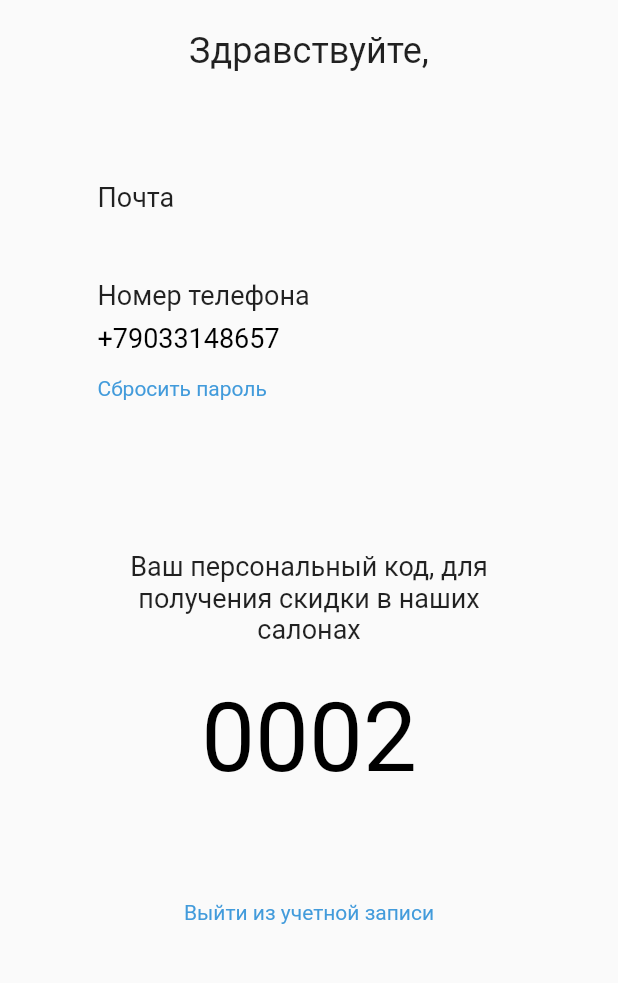
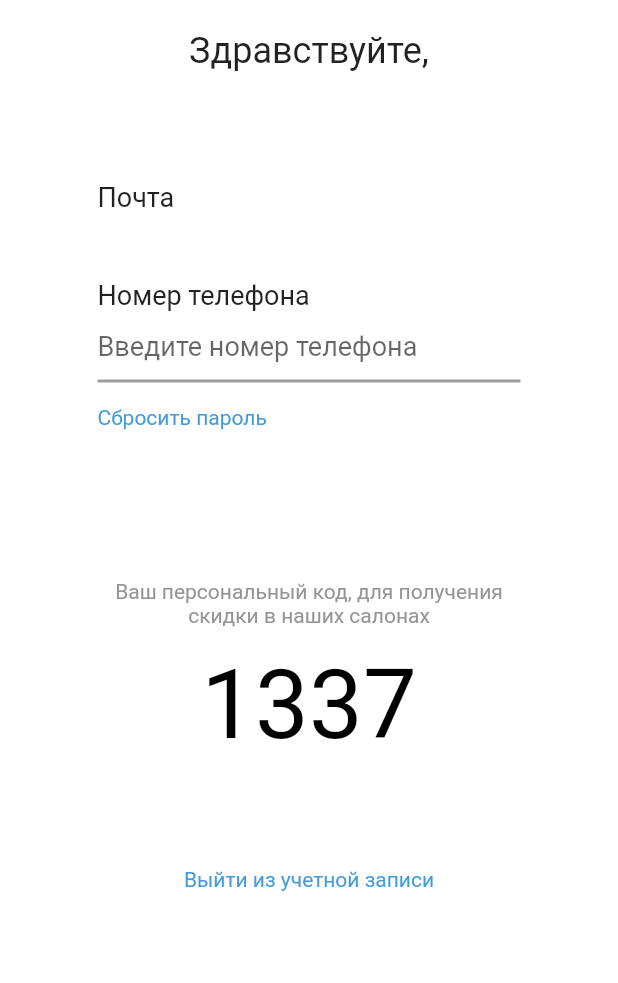
Before and after one commit to zZyzo/exq, a Flutter app: the PersonalArea screen opened directly, on a phone screen of 412 x 824 dp, the part 84-1067 px from its top. Run offline on Flutter 3.47's test engine with Material 2 defaults, Android fonts, the phone set to English and light mode, and no system bars; our stand-ins replace cloud_firestore, firebase_auth, firebase_core, firebase_database, fluttertoast, google_fonts; missing offline and left inert: cloud_firestore_web, firebase_auth_web, firebase_core_web; accounts and stored records are empty.

Commit message:
Update personal_area.dart

```diff
--- a/lib/screens/personal_area.dart
+++ b/lib/screens/personal_area.dart
@@ -1,4 +1,6 @@
+import 'package:exquisite/consts/consts.dart';
 import 'package:exquisite/main.dart';
+import 'package:exquisite/services/auth.dart';
 import 'package:firebase_auth/firebase_auth.dart';
 import 'package:flutter/cupertino.dart';
 import "package:flutter/material.dart";
@@ -16,8 +18,10 @@ class PersonalArea extends StatefulWidget {
 class _PersonalAreaState extends State<PersonalArea> {
   @override
   Widget build(BuildContext context) {
-    final User user = Provider.of<User>(context);
-    var _userok = user.email;
+    TextEditingController textController = TextEditingController();
+    String pname = currentName(context);
+    String pemail = currentEmail(context);
+    AuthService _a = AuthService();
     return Scaffold(
       appBar: AppBar(
         centerTitle: true,
@@ -32,6 +36,8 @@ class _PersonalAreaState extends State<PersonalArea> {
           ),
         ],
       ),
+      resizeToAvoidBottomInset: false,
+      backgroundColor: Colors.white,
       body: SizedBox.expand(
         child: Container(
           margin: EdgeInsets.only(left:65, right: 65),
@@ -39,30 +45,53 @@ class _PersonalAreaState extends State<PersonalArea> {
             crossAxisAlignment: CrossAxisAlignment.stretch,
             children: <Widget>[
               Padding(padding: EdgeInsets.only(top: 20, bottom: 45),
-                child: Text('Здравствуйте, \n $_userok', textAlign: TextAlign.center, style: TextStyle(fontSize: 24),),
+                child: Text('Здравствуйте, \n $pname', textAlign: TextAlign.center, style: TextStyle(fontSize: 24),),
               ),
               Text('Почта', textAlign: TextAlign.left, style: TextStyle(fontSize: 18),),
               SizedBox(height: 8),
-              Text('$_userok', textAlign: TextAlign.left, style: TextStyle(fontSize: 18, color: Colors.black),),
+              Text('$pemail', textAlign: TextAlign.left, style: TextStyle(fontSize: 18, color: Colors.black),),
               SizedBox(height: 15),
               Text('Номер телефона', textAlign: TextAlign.left, style: TextStyle(fontSize: 18),),
-              SizedBox(height: 8),
-              Text('+79033148657', textAlign: TextAlign.left, style: TextStyle(fontSize: 18, color: Colors.black),),
+              //SizedBox(height: 0),
+              TextField(
+                keyboardType: TextInputType.phone,
+                focusNode: FocusNode(),
+                decoration: InputDecoration(
+                  focusedBorder: UnderlineInputBorder(
+                    borderSide: BorderSide(color: Colors.black, width: 2.0),
+                  ),
+                  enabledBorder: UnderlineInputBorder(
+                    borderSide: BorderSide(color: Colors.grey, width: 2.0),
+                  ),
+                  hintText: 'Введите номер телефона',
+                ),
+                controller: textController,
+                style: TextStyle(fontSize: 18, color: Colors.black),
+              ),
+              //Text('+79033148657', textAlign: TextAlign.left, style: TextStyle(fontSize: 18, color: Colors.black),),
               SizedBox(height: 15),
               GestureDetector(
                 child: Text("Сбросить пароль",
                     style: TextStyle(
-                      fontSize: 14, color: Color(0xFF429BDB))),
+                        fontSize: 14, color: uBlue)),
+
               ),
               SizedBox(height: 100),
-              Text('Ваш персональный код, для получения скидки в наших салонах', textAlign: TextAlign.center, style: TextStyle(fontSize: 18),),
-              SizedBox(height: 25),
-              Text('0002', textAlign: TextAlign.center, style: TextStyle(fontSize: 64, color: Colors.black),),
+              Text('Ваш персональный код, для получения скидки в наших салонах', textAlign: TextAlign.center, style:
+                TextStyle(fontSize: 14, color: Color.fromRGBO(148, 148, 148, 1)),
+              ),
+              SizedBox(height: 15),
+              Text('1337', textAlign: TextAlign.center, style: TextStyle(fontSize: 64, color: Colors.black),),
               SizedBox(height: 70),
               GestureDetector(
                 child: Text("Выйти из учетной записи", textAlign: TextAlign.center,
                     style: TextStyle(
-                        fontSize: 14, color: Color(0xFF429BDB))),
+                        fontSize: 14, color: uBlue)),
+                onTap: (){
+                  setState(() {
+                    _a.logOut();
+                  });
+                },
               ),
             ],
           ),
```
Lines whose indentation alone changed are shown as unchanged.
